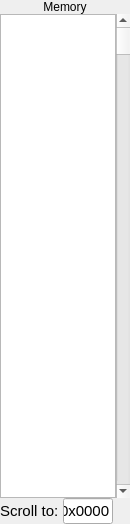
First picture: the form in mainmemory.ui, repository StanWarford/pep8cpu, before the edit.
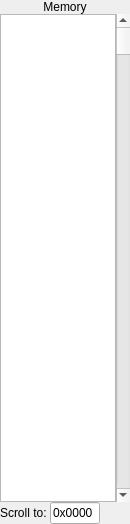
Second picture: the form after the edit.

Commit message: Got the rest of the registers in the bank, cpu pane is now anchored to the upper left hand corner of the pane.

The edit to the form file:
```diff
--- a/mainmemory.ui
+++ b/mainmemory.ui
@@ -6,7 +6,7 @@
    <rect>
     <x>0</x>
     <y>0</y>
-    <width>120</width>
+    <width>130</width>
     <height>524</height>
    </rect>
   </property>
@@ -215,11 +215,6 @@
      </property>
      <item>
       <widget class="QLabel" name="label_2">
-       <property name="font">
-        <font>
-         <pointsize>11</pointsize>
-        </font>
-       </property>
        <property name="text">
         <string>Scroll to: </string>
        </property>
@@ -239,11 +234,6 @@
          <height>16777215</height>
         </size>
        </property>
-       <property name="font">
-        <font>
-         <pointsize>11</pointsize>
-        </font>
-       </property>
        <property name="text">
         <string>0x0000</string>
        </property>
```
The commit also changes 2 other files.
